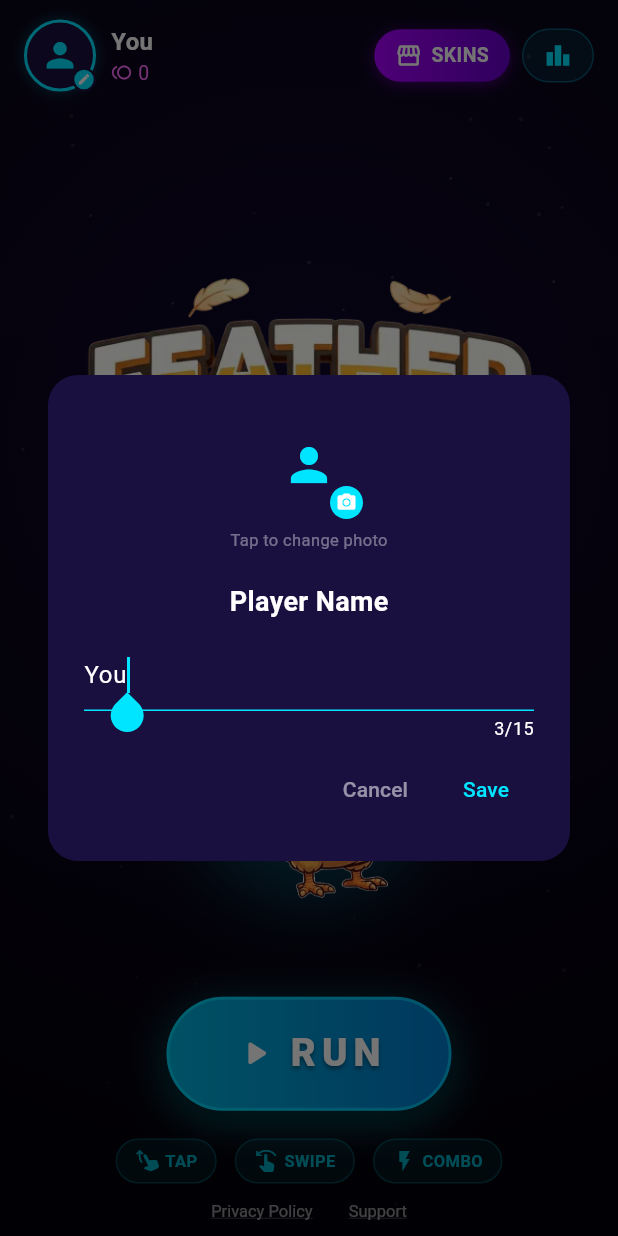
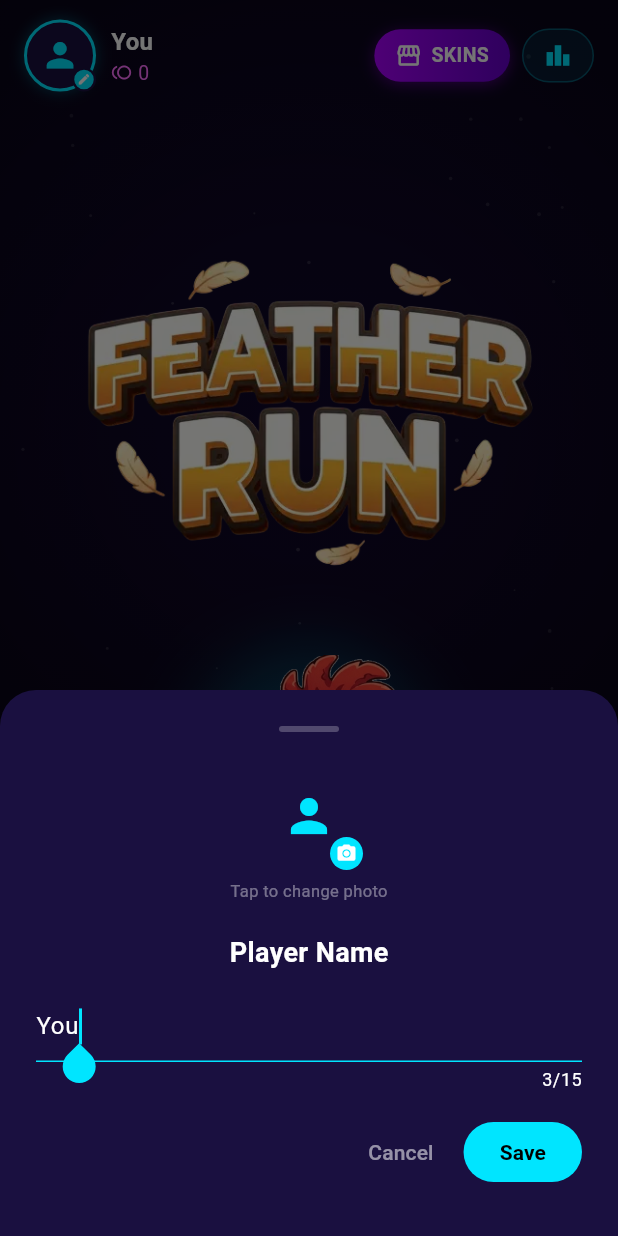
Before and after one commit to MikhailLB/AdventureRoad, a Flutter app: the screen it shows after launch, after a tap on the "person" icon, on a phone screen of 412 x 824 dp. Run offline on Flutter 3.47's test engine with Material 3 defaults, Android fonts, the phone set to English and light mode, and no system bars; our stand-ins replace image_picker, shared_preferences, video_player.

Commit message:
fix: profile sheet uses showModalBottomSheet (auto-avoids keyboard); stats badge flex layout
Co-authored-by: Cursor <cursoragent@cursor.com>

```diff
--- a/lib/arena/arena_screen.dart
+++ b/lib/arena/arena_screen.dart
@@ -232,18 +232,34 @@ class _ArenaScreenState extends State<ArenaScreen>
 
   Future<void> _editName() async {
     final controller = TextEditingController(text: _playerName);
-    // Use a custom bottom-sheet-style dialog that avoids overflow when keyboard opens.
-    final result = await showDialog<String>(
+    // showModalBottomSheet automatically slides above the keyboard —
+    // no overflow regardless of soft keyboard height.
+    final result = await showModalBottomSheet<String>(
       context: context,
-      builder: (ctx) => Dialog(
-        backgroundColor: _cardBg,
-        shape: RoundedRectangleBorder(borderRadius: BorderRadius.circular(20)),
-        insetPadding: const EdgeInsets.symmetric(horizontal: 32, vertical: 24),
-        child: Padding(
-          padding: const EdgeInsets.all(24),
+      isScrollControlled: true,
+      backgroundColor: _cardBg,
+      shape: const RoundedRectangleBorder(
+        borderRadius: BorderRadius.vertical(top: Radius.circular(24)),
+      ),
+      builder: (ctx) {
+        return Padding(
+          // viewInsets.bottom = keyboard height — sheet rises with keyboard
+          padding: EdgeInsets.only(
+            left: 24, right: 24, top: 24,
+            bottom: MediaQuery.of(ctx).viewInsets.bottom + 24,
+          ),
           child: Column(
             mainAxisSize: MainAxisSize.min,
             children: [
+              // Drag handle
+              Container(
+                width: 40, height: 4,
+                decoration: BoxDecoration(
+                  color: Colors.white24,
+                  borderRadius: BorderRadius.circular(2),
+                ),
+              ),
+              const SizedBox(height: 20),
               // Avatar picker
               GestureDetector(
                 onTap: () async {
@@ -254,7 +270,7 @@ class _ArenaScreenState extends State<ArenaScreen>
                   children: [
                     CircleAvatar(
                       radius: 36,
-                      backgroundColor: _cardBg,
+                      backgroundColor: const Color(0xFF1A1040),
                       backgroundImage: _avatarBytes != null
                           ? MemoryImage(_avatarBytes!) : null,
                       child: _avatarBytes == null
@@ -295,20 +311,22 @@ class _ArenaScreenState extends State<ArenaScreen>
                       const UnderlineInputBorder(borderSide: BorderSide(color: _cyan)),
                 ),
               ),
-              const SizedBox(height: 8),
+              const SizedBox(height: 16),
               Row(mainAxisAlignment: MainAxisAlignment.end, children: [
                 TextButton(
                     onPressed: () => Navigator.pop(ctx),
                     child: const Text('Cancel', style: TextStyle(color: Colors.white54))),
                 const SizedBox(width: 8),
-                TextButton(
+                FilledButton(
+                    style: FilledButton.styleFrom(backgroundColor: _cyan),
                     onPressed: () => Navigator.pop(ctx, controller.text.trim()),
-                    child: const Text('Save', style: TextStyle(color: _cyan))),
+                    child: const Text('Save', style: TextStyle(color: Colors.black, fontWeight: FontWeight.bold))),
               ]),
+              const SizedBox(height: 8),
             ],
           ),
-        ),
-      ),
+        );
+      },
     );
     if (result != null && result.isNotEmpty) {
       _playerName = result;
@@ -569,9 +587,11 @@ class _ArenaScreenState extends State<ArenaScreen>
         ),
         const Spacer(flex: 1),
         _buildPlayButton(glowPulse),
-        const SizedBox(height: 10),
-        if (_engine.highScore > 0 || _engine.bestDistance > 0) _buildStatsBadge(),
-        const SizedBox(height: 8),
+        if (_engine.highScore > 0 || _engine.bestDistance > 0) ...[
+          const SizedBox(height: 8),
+          _buildStatsBadge(),
+        ],
+        const Spacer(flex: 1),
         Row(mainAxisAlignment: MainAxisAlignment.center, children: [
           _buildHintChip(Icons.swipe_up, 'TAP'),
           const SizedBox(width: 12),
@@ -579,7 +599,6 @@ class _ArenaScreenState extends State<ArenaScreen>
           const SizedBox(width: 12),
           _buildHintChip(Icons.flash_on, 'COMBO'),
         ]),
-        const SizedBox(height: 2),
         Row(mainAxisAlignment: MainAxisAlignment.center, children: [
           GestureDetector(
             onTap: () => launchUrl(Uri.parse(privacyPolicyPageUrl), mode: LaunchMode.externalApplication),
```
